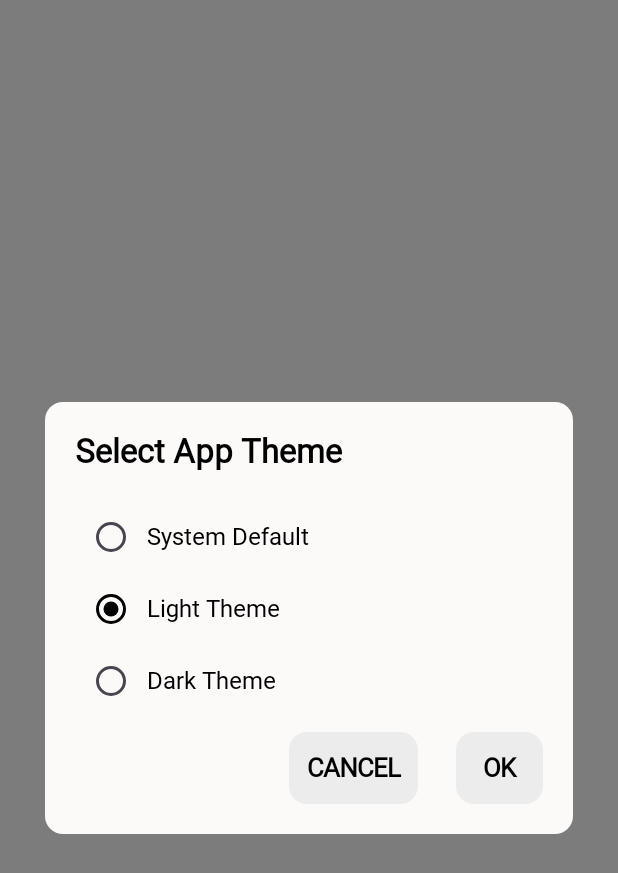
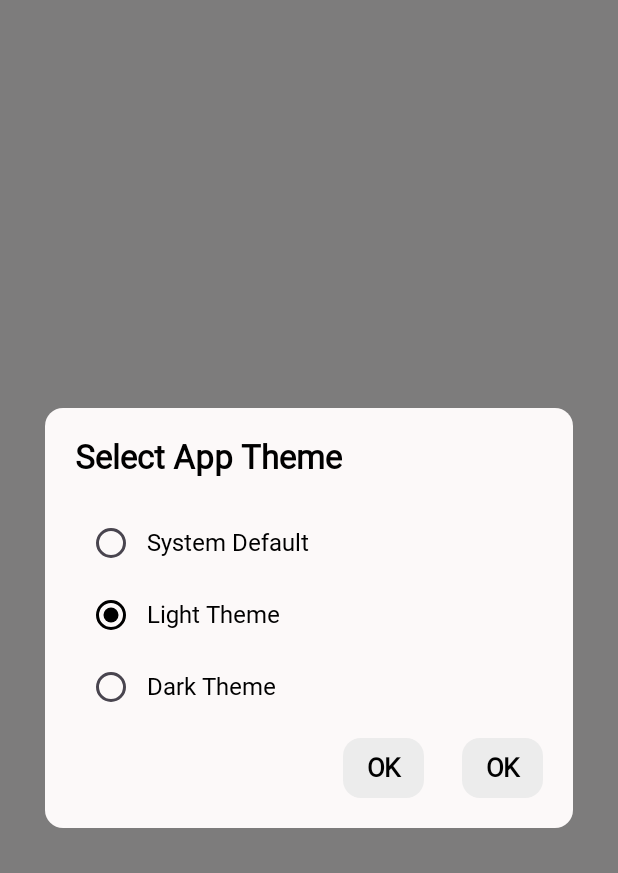
Before and after one commit to piyushprajpti/PY_Clock, an Android app built with Jetpack Compose: the composable ThemePopup called with empty values, after a tap on "Select App Theme", on a phone screen of 412 x 824 dp. Shown: the top 873 px of the screen. Run offline under Robolectric (Android 15) with nearby library versions, the phone set to English and light mode, and no system bars; Roboto replaces fonts that are not available here.

Commit message:
create a component named DialogActionButton in Buttons.kt and used in DialogBox.kt and ThemePopup.kt

```diff
--- a/app/src/main/java/com/piyushprajpti/pyclock/presentation/setting_screen/ThemePopup.kt
+++ b/app/src/main/java/com/piyushprajpti/pyclock/presentation/setting_screen/ThemePopup.kt
@@ -17,7 +17,6 @@ import androidx.compose.foundation.shape.RoundedCornerShape
 import androidx.compose.material3.MaterialTheme
 import androidx.compose.material3.RadioButton
 import androidx.compose.material3.Text
-import androidx.compose.material3.TextButton
 import androidx.compose.runtime.Composable
 import androidx.compose.runtime.mutableStateOf
 import androidx.compose.runtime.remember
@@ -28,6 +27,7 @@ import androidx.compose.ui.graphics.Color
 import androidx.compose.ui.text.font.FontWeight
 import androidx.compose.ui.unit.dp
 import androidx.compose.ui.unit.sp
+import com.piyushprajpti.pyclock.util.DialogActionButton
 
 @Composable
 fun ThemePopup(
@@ -95,43 +95,12 @@ fun ThemePopup(
                     verticalAlignment = Alignment.CenterVertically
                 ) {
 
-                    TextButton(
-                        onClick = { onCancelClick() },
-                        modifier = Modifier
-                            .background(
-                                MaterialTheme.colorScheme.secondary,
-                                RoundedCornerShape(12.dp)
-                            )
-                            .clip(RoundedCornerShape(12.dp))
-                    ) {
-                        Text(
-                            text = "CANCEL",
-                            fontSize = 17.sp,
-                            fontWeight = FontWeight.Bold,
-                            style = MaterialTheme.typography.bodyLarge,
-                            color = MaterialTheme.colorScheme.primary,
-                        )
-                    }
+                    DialogActionButton(title = "OK", onClick = { onCancelClick() })
 
                     Spacer(modifier = Modifier.width(25.dp))
 
-                    TextButton(
-                        onClick = { onOkClick(selectedTheme.value) },
-                        modifier = Modifier
-                            .background(
-                                MaterialTheme.colorScheme.secondary,
-                                RoundedCornerShape(12.dp)
-                            )
-                            .clip(RoundedCornerShape(12.dp))
-                    ) {
-                        Text(
-                            text = "OK",
-                            fontSize = 17.sp,
-                            fontWeight = FontWeight.Bold,
-                            style = MaterialTheme.typography.bodyLarge,
-                            color = MaterialTheme.colorScheme.primary,
-                        )
-                    }
+                    DialogActionButton(title = "OK", onClick = { onOkClick(selectedTheme.value) })
+
                 }
             }
         }
--- a/app/src/main/java/com/piyushprajpti/pyclock/util/Buttons.kt
+++ b/app/src/main/java/com/piyushprajpti/pyclock/util/Buttons.kt
@@ -5,6 +5,7 @@ import androidx.compose.foundation.clickable
 import androidx.compose.foundation.layout.padding
 import androidx.compose.foundation.layout.size
 import androidx.compose.foundation.shape.CircleShape
+import androidx.compose.foundation.shape.RoundedCornerShape
 import androidx.compose.material.icons.Icons
 import androidx.compose.material.icons.outlined.PlayArrow
 import androidx.compose.material3.Icon
@@ -14,6 +15,7 @@ import androidx.compose.runtime.Composable
 import androidx.compose.ui.Modifier
 import androidx.compose.ui.draw.clip
 import androidx.compose.ui.graphics.Color
+import androidx.compose.ui.text.font.FontWeight
 import androidx.compose.ui.unit.dp
 import androidx.compose.ui.unit.sp
 import com.piyushprajpti.pyclock.ui.theme.VioletBlue
@@ -36,8 +38,6 @@ fun ActionButton(
             .clickable { onClick() }
             .padding(horizontal = 30.dp, vertical = 12.dp)
     )
-
-
 }
 
 @Composable
@@ -56,3 +56,25 @@ fun PlayButton(
             .padding(8.dp)
     )
 }
+
+@Composable
+fun DialogActionButton(
+    title: String,
+    onClick: () -> Unit
+) {
+    Text(
+        text = title,
+        fontSize = 17.sp,
+        fontWeight = FontWeight.Bold,
+        style = MaterialTheme.typography.bodyLarge,
+        color = MaterialTheme.colorScheme.primary,
+        modifier = Modifier
+            .background(
+                MaterialTheme.colorScheme.secondary,
+                RoundedCornerShape(12.dp)
+            )
+            .clip(RoundedCornerShape(12.dp))
+            .clickable { onClick() }
+            .padding(horizontal = 16.dp, vertical = 10.dp)
+    )
+}
```
Also changed, not shown: app/src/main/java/com/piyushprajpti/pyclock/presentation/alarm_screen/util/DialogBox.kt (+8 -25 lines).
